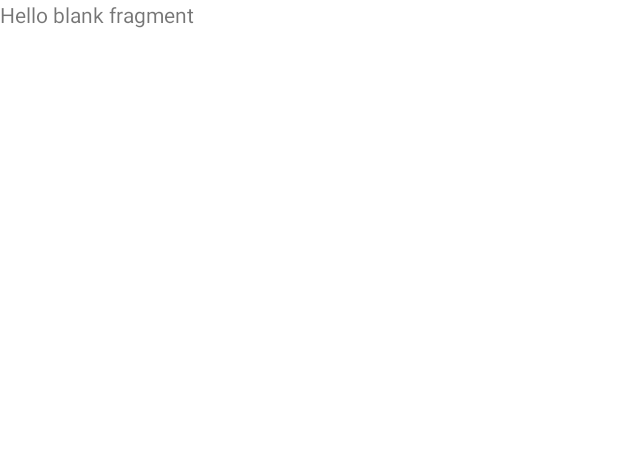
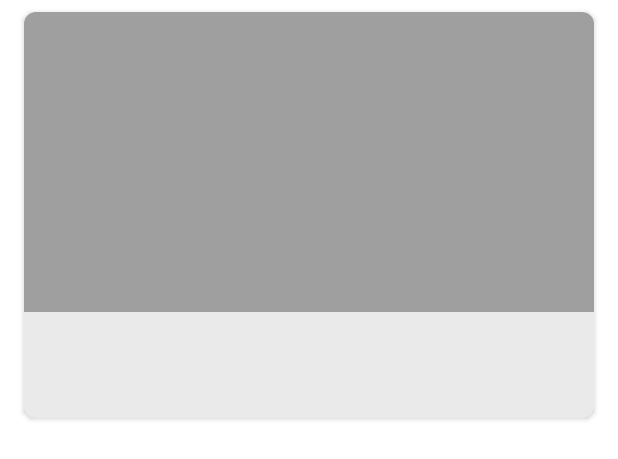
Before and after one commit to Izznakim/StoryDicoding, an Android app: the layout fragment_detail_story.xml on its own in the app's theme, with its tools: preview values and no code run, on a phone screen of 412 x 824 dp. Shown: the top 459 px of the screen. Run offline under Robolectric (Android 15) with nearby library versions, the phone set to English and light mode, and no system bars.

Commit message:
Detail cerita sudah selesai.

```diff
--- a/app/src/main/java/com/example/storydicoding/data/response/StoriesResponse.kt
+++ b/app/src/main/java/com/example/storydicoding/data/response/StoriesResponse.kt
@@ -1,6 +1,8 @@
 package com.example.storydicoding.data.response
 
+import android.os.Parcelable
 import com.google.gson.annotations.SerializedName
+import kotlinx.parcelize.Parcelize
 
 data class StoriesResponse(
 
@@ -14,6 +16,7 @@ data class StoriesResponse(
     val message: String
 )
 
+@Parcelize
 data class ListStoryItem(
 
     @field:SerializedName("photoUrl")
@@ -36,4 +39,4 @@ data class ListStoryItem(
 
     @field:SerializedName("lat")
     val lat: Double
-)
+): Parcelable
--- a/app/src/main/res/layout/fragment_detail_story.xml
+++ b/app/src/main/res/layout/fragment_detail_story.xml
@@ -1,13 +1,35 @@
 <?xml version="1.0" encoding="utf-8"?>
-<FrameLayout xmlns:android="http://schemas.android.com/apk/res/android"
+<ScrollView xmlns:android="http://schemas.android.com/apk/res/android"
+    xmlns:app="http://schemas.android.com/apk/res-auto"
     xmlns:tools="http://schemas.android.com/tools"
     android:layout_width="match_parent"
     android:layout_height="match_parent"
-    tools:context=".ui.liststory.DetailStoryFragment">
+    tools:context=".ui.liststory.detail.DetailStoryFragment">
 
-    <TextView
+    <androidx.constraintlayout.widget.ConstraintLayout
         android:layout_width="match_parent"
-        android:layout_height="match_parent"
-        android:text="@string/hello_blank_fragment" />
+        android:layout_height="wrap_content">
 
-</FrameLayout>
+        <include
+            android:id="@+id/layout_detail"
+            layout="@layout/story_item"
+            app:layout_constraintEnd_toEndOf="parent"
+            app:layout_constraintStart_toStartOf="parent"
+            app:layout_constraintTop_toTopOf="parent" />
+
+        <TextView
+            android:id="@+id/tv_desc"
+            android:layout_width="0dp"
+            android:layout_height="wrap_content"
+            android:layout_marginStart="16dp"
+            android:layout_marginEnd="16dp"
+            android:layout_marginBottom="8dp"
+            app:layout_constraintBottom_toBottomOf="parent"
+            app:layout_constraintEnd_toEndOf="parent"
+            app:layout_constraintStart_toStartOf="parent"
+            app:layout_constraintTop_toBottomOf="@+id/layout_detail"
+            tools:text="@tools:sample/lorem/random" />
+
+    </androidx.constraintlayout.widget.ConstraintLayout>
+
+</ScrollView>
--- a/app/src/main/res/layout/fragment_list_story.xml
+++ b/app/src/main/res/layout/fragment_list_story.xml
@@ -10,7 +10,6 @@
         android:id="@+id/rv_story"
         android:layout_width="match_parent"
         android:layout_height="match_parent"
-        android:layout_marginBottom="16dp"
         app:layout_constraintBottom_toBottomOf="parent"
         app:layout_constraintEnd_toEndOf="parent"
         app:layout_constraintStart_toStartOf="parent"
--- a/app/src/main/res/layout/story_item.xml
+++ b/app/src/main/res/layout/story_item.xml
@@ -9,10 +9,12 @@
         android:layout_width="0dp"
         android:layout_height="wrap_content"
         android:layout_marginStart="16dp"
-        android:layout_marginTop="16dp"
+        android:layout_marginTop="8dp"
         android:layout_marginEnd="16dp"
+        android:layout_marginBottom="8dp"
         app:cardBackgroundColor="#EAEAEA"
         app:cardCornerRadius="8dp"
+        app:layout_constraintBottom_toBottomOf="parent"
         app:layout_constraintEnd_toEndOf="parent"
         app:layout_constraintStart_toStartOf="parent"
         app:layout_constraintTop_toTopOf="parent">
```
Also changed, not shown: app/src/main/java/com/example/storydicoding/ui/adapter/StoryAdapter.kt (+10 -1 lines), app/src/main/java/com/example/storydicoding/ui/liststory/DetailStoryFragment.kt (deleted, +0 -18 lines), app/src/main/java/com/example/storydicoding/ui/liststory/detail/DetailStoryFragment.kt (added, +72 -0 lines).
